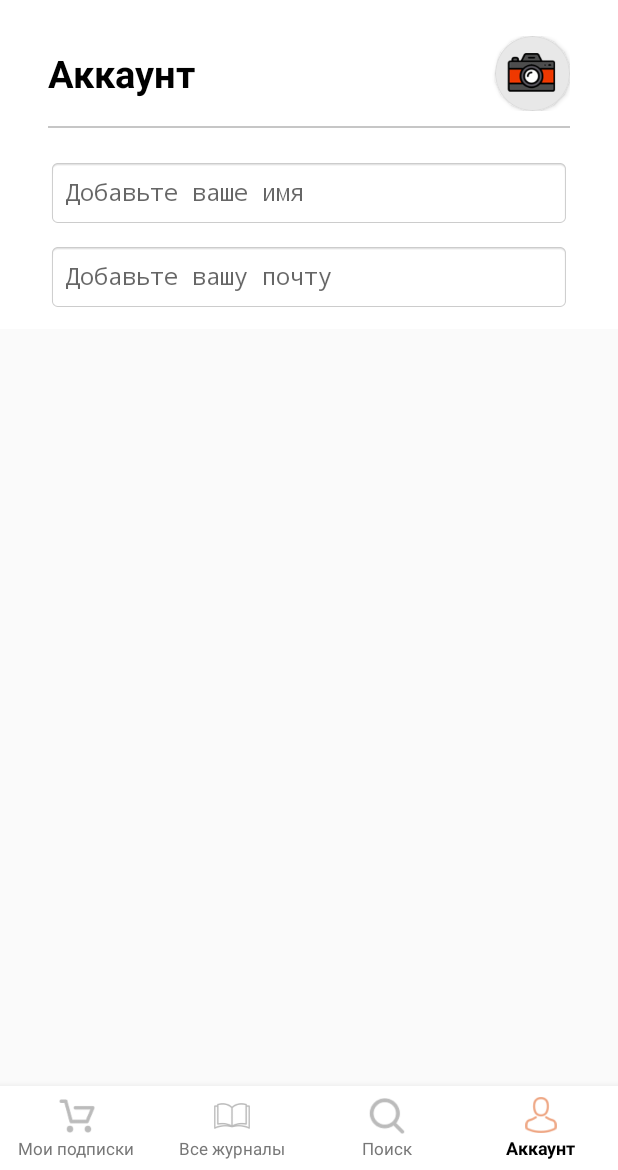
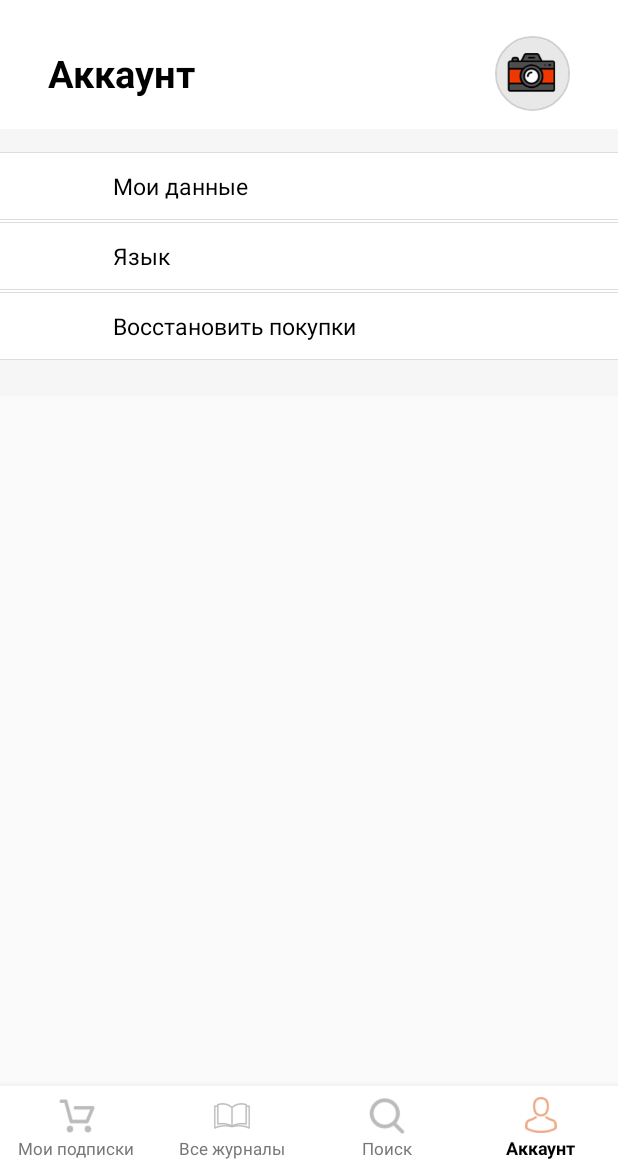
Before and after one commit to satird/MediasferaBeta3, an Android app: the screen it shows after launch (MainActivity), item 4 of the bottom bar chosen, on a phone screen of 412 x 824 dp, the part 66-1236 px from its top. Run offline under Robolectric (Android 15) with nearby library versions, the phone set to English and light mode, and no system bars; our stand-ins replace CircleImageView, Volley; libraries missing offline, so code that uses them is left out: com.karumi.dexter; network calls fail; 1 statement that could not run was skipped.

Commit message:
account page and some validate

```diff
--- a/app/build.gradle
+++ b/app/build.gradle
@@ -35,4 +35,5 @@ dependencies {
     implementation 'com.android.volley:volley:1.1.1'
     implementation 'com.squareup.picasso:picasso:2.71828'
     implementation 'com.karumi:dexter:5.0.0'
+    implementation 'de.hdodenhof:circleimageview:3.0.1'
 }
--- a/app/src/main/java/com/example/mediasferaflash/FragmentAccount.java
+++ b/app/src/main/java/com/example/mediasferaflash/FragmentAccount.java
@@ -16,6 +16,7 @@ import android.view.LayoutInflater;
 import android.view.View;
 import android.view.ViewGroup;
 import android.widget.ImageView;
+import android.widget.TextView;
 import android.widget.Toast;
 
 import androidx.annotation.NonNull;
@@ -39,8 +40,12 @@ import java.util.List;
 import java.util.Objects;
 
 
-public class FragmentAccount extends Fragment {
+public class FragmentAccount extends Fragment implements View.OnClickListener {
 //    private ImageView btn;
+    TextView profileBtn;
+    TextView languageBtn;
+    TextView restoreBtn;
+
     private ImageView imageview;
     private static final String IMAGE_DIRECTORY = "/demonuts";
     private int GALLERY = 1, CAMERA = 2;
@@ -56,6 +61,13 @@ public class FragmentAccount extends Fragment {
         requestMultiplePermissions();
 
 //        btn = (ImageView) rootView.findViewById(R.id.account_avatar);
+        TextView profileBtn = (TextView) rootView.findViewById(R.id.profileBtn);
+        TextView languageBtn = (TextView) rootView.findViewById(R.id.languageBtn);
+        TextView restoreBtn = (TextView) rootView.findViewById(R.id.restoreBtn);
+        profileBtn.setOnClickListener(this);
+        languageBtn.setOnClickListener(this);
+        restoreBtn.setOnClickListener(this);
+
         imageview = (ImageView) rootView.findViewById(R.id.account_avatar);
 
         imageview.setOnClickListener(new View.OnClickListener() {
@@ -206,4 +218,13 @@ public class FragmentAccount extends Fragment {
                 .check();
     }
 
+    @Override
+    public void onClick(View view) {
+        switch (view.getId()) {
+            case R.id.profileBtn:
+                Intent intent = new Intent(getActivity(), ProfileActivity.class);
+                startActivity(intent);
+                break;
+        }
+    }
 }
--- a/app/src/main/java/com/example/mediasferaflash/MainActivity.java
+++ b/app/src/main/java/com/example/mediasferaflash/MainActivity.java
@@ -3,6 +3,7 @@ package com.example.mediasferaflash;
 import android.os.Bundle;
 import android.view.Menu;
 import android.view.MenuItem;
+import android.view.View;
 
 import androidx.annotation.NonNull;
 import androidx.appcompat.app.AppCompatActivity;
@@ -68,6 +69,10 @@ public class MainActivity extends AppCompatActivity {
         BottomNavigationView navigation = findViewById(R.id.navigation);
         navigation.setOnNavigationItemSelectedListener(mOnNavigationItemSelectedListener);
     }
+
+    public void loginSignUpUser(View view) {
+    }
+
     private static class GooglePlusFragmentPageAdapter extends FragmentPagerAdapter {
 
 
--- /dev/null
+++ b/app/src/main/res/drawable/text_lines_top_bottom.xml
@@ -0,0 +1,20 @@
+<?xml version="1.0" encoding="utf-8"?>
+<layer-list xmlns:android="http://schemas.android.com/apk/res/android" >
+    <item>
+        <shape
+            android:shape="rectangle">
+            <stroke android:width="1dp" android:color="#ddd" />
+            <solid android:color="#ddd" />
+
+        </shape>
+    </item>
+
+    <item android:top="1dp" android:bottom="1dp">
+        <shape
+            android:shape="rectangle">
+            <stroke android:width="1dp" android:color="#fff" />
+            <solid android:color="#fff" />
+        </shape>
+    </item>
+
+</layer-list>
--- a/app/src/main/res/layout/activity_magazin_detail.xml
+++ b/app/src/main/res/layout/activity_magazin_detail.xml
@@ -136,6 +136,7 @@
                 android:layout_width="match_parent"
                 android:layout_height="match_parent"
                 android:scaleType="fitCenter"
+                android:contentDescription="@string/detailMagazineBackground"
                 app:layout_collapseMode="parallax"
                 tools:ignore="MissingConstraints" />
 
--- a/app/src/main/res/layout/fragment_account.xml
+++ b/app/src/main/res/layout/fragment_account.xml
@@ -9,12 +9,9 @@
         android:id="@+id/account_top_container"
         android:layout_width="match_parent"
         android:layout_height="wrap_content"
-        android:background="@color/white"
+        android:background="@color/colorLightBg"
         android:orientation="vertical"
-        android:paddingTop="12dp"
-        android:paddingBottom="12dp"
-        android:paddingStart="32dp"
-        android:paddingEnd="32dp">
+        android:paddingBottom="12dp">
 
         <LinearLayout
             android:id="@+id/account_heading"
@@ -22,6 +19,12 @@
             android:layout_height="match_parent"
             android:gravity="center_vertical"
             android:orientation="horizontal"
+            android:paddingTop="12dp"
+            android:paddingBottom="12dp"
+            android:paddingStart="32dp"
+            android:paddingEnd="32dp"
+            android:layout_marginBottom="15dp"
+            android:background="@color/white"
             tools:ignore="UseCompoundDrawables">
 
             <TextView
@@ -40,58 +43,88 @@
 <!--                android:src="@drawable/camera"-->
 <!--                android:background="@drawable/circle"-->
 <!--                android:contentDescription="@string/user_avatar" />-->
-            <androidx.cardview.widget.CardView
+<!--            <androidx.cardview.widget.CardView-->
+<!--                android:layout_width="50dp"-->
+<!--                android:layout_height="50dp"-->
+<!--                app:cardPreventCornerOverlap="false"-->
+<!--                app:cardCornerRadius="25dp">-->
+<!--                <ImageView-->
+<!--                    android:id="@+id/account_avatar"-->
+<!--                    android:layout_width="wrap_content"-->
+<!--                    android:layout_height="match_parent"-->
+<!--                    android:contentDescription="@string/user_avatar"-->
+<!--                    android:scaleType="centerCrop"-->
+<!--                    android:src="@drawable/camera" />-->
+<!--            </androidx.cardview.widget.CardView>-->
+            <de.hdodenhof.circleimageview.CircleImageView
+                app:civ_border_width="1dp"
+                app:civ_border_color="#d1d1d1"
+                android:id="@+id/account_avatar"
                 android:layout_width="50dp"
                 android:layout_height="50dp"
-                app:cardPreventCornerOverlap="false"
-                app:cardCornerRadius="25dp">
-                <ImageView
-                    android:id="@+id/account_avatar"
-                    android:layout_width="wrap_content"
-                    android:layout_height="match_parent"
-                    android:contentDescription="@string/user_avatar"
-                    android:scaleType="centerCrop"
-                    android:src="@drawable/camera" />
-            </androidx.cardview.widget.CardView>
+                android:contentDescription="@string/user_avatar"
+                android:scaleType="centerCrop"
+                android:src="@drawable/camera" />
         </LinearLayout>
-        <View style="@style/Divider.Horizontal"/>
         <LinearLayout
             android:layout_width="match_parent"
             android:layout_height="wrap_content"
+            android:background="@color/white"
             android:orientation="vertical"
+            android:layout_marginBottom="12dp"
             app:layout_constraintEnd_toEndOf="parent"
             app:layout_constraintStart_toStartOf="parent"
-            app:layout_constraintTop_toBottomOf="@+id/account_heading">
-
-            <com.google.android.material.textfield.TextInputLayout
+            app:layout_constraintTop_toTopOf="parent">
+            <TextView
+                android:id="@+id/profileBtn"
                 android:layout_width="match_parent"
-                android:layout_height="match_parent"
-                app:hintTextAppearance="@style/HintText">
-
-                <com.google.android.material.textfield.TextInputEditText
-                    android:id="@+id/account_user_name"
-                    style="@style/MyEditTextStyle"
-                    android:layout_width="match_parent"
-                    android:layout_height="wrap_content"
-                    android:inputType="textPersonName"
-                    android:hint="@string/edit_text_name" />
-            </com.google.android.material.textfield.TextInputLayout>
-
-            <com.google.android.material.textfield.TextInputLayout
+                android:layout_height="wrap_content"
+                android:textColor="@color/black"
+                android:textSize="15sp"
+                android:textStyle="normal"
+                android:clickable="true"
+                android:onClick="loginSignUpUser"
+                android:text="@string/profileBtn"
+                android:paddingTop="12dp"
+                android:paddingBottom="12dp"
+                android:paddingStart="75dp"
+                android:paddingEnd="40dp"
+                android:layout_marginBottom="1dp"
+                android:background="@drawable/text_lines_top_bottom"
+                android:focusable="true" />
+            <TextView
+                android:id="@+id/languageBtn"
                 android:layout_width="match_parent"
-                android:layout_height="match_parent"
-                app:hintTextAppearance="@style/HintText">
-
-                <com.google.android.material.textfield.TextInputEditText
-                    android:id="@+id/account_user_mail"
-                    style="@style/MyEditTextStyle"
-                    android:layout_width="match_parent"
-                    android:layout_height="wrap_content"
-                    android:inputType="textEmailAddress"
-                    android:hint="@string/edit_text_mail" />
-            </com.google.android.material.textfield.TextInputLayout>
-
+                android:layout_height="wrap_content"
+                android:textColor="@color/black"
+                android:textSize="15sp"
+                android:textStyle="normal"
+                android:clickable="true"
+                android:onClick="loginSignUpUser"
+                android:text="@string/languageBtn"
+                android:paddingTop="12dp"
+                android:paddingBottom="12dp"
+                android:paddingStart="75dp"
+                android:paddingEnd="40dp"
+                android:layout_marginBottom="1dp"
+                android:background="@drawable/text_lines_top_bottom"
+                android:focusable="true" />
+            <TextView
+                android:id="@+id/restoreBtn"
+                android:layout_width="match_parent"
+                android:layout_height="wrap_content"
+                android:textColor="@color/black"
+                android:textSize="15sp"
+                android:textStyle="normal"
+                android:clickable="true"
+                android:onClick="loginSignUpUser"
+                android:text="@string/restoreBtn"
+                android:paddingTop="12dp"
+                android:paddingBottom="12dp"
+                android:paddingStart="75dp"
+                android:paddingEnd="40dp"
+                android:background="@drawable/text_lines_top_bottom"
+                android:focusable="true" />
         </LinearLayout>
-
     </LinearLayout>
 </androidx.core.widget.NestedScrollView>
--- a/app/src/main/res/values/strings.xml
+++ b/app/src/main/res/values/strings.xml
@@ -79,4 +79,11 @@
     <string name="edit_text_mail">Добавьте вашу почту</string>
     <string name="user_avatar">user avatar</string>
     <string name="accaunt_title">Аккаунт</string>
+    <string name="edit_text_password">Введите пароль</string>
+    <string name="edit_text_confirm_password">Повторите пароль</string>
+    <string name="signInBtn">Войти</string>
+    <string name="languageBtn">Язык</string>
+    <string name="restoreBtn">Восстановить покупки</string>
+    <string name="profileBtn">Мои данные</string>
+    <string name="detailMagazineBackground">Обложка на заднем фоне</string>
 </resources>
```
Also changed, not shown: app/src/main/AndroidManifest.xml (+9 -8 lines), app/src/main/java/com/example/mediasferaflash/ProfileActivity.java (added, +106 -0 lines), app/src/main/res/layout/activity_profile.xml (added, +160 -0 lines).
